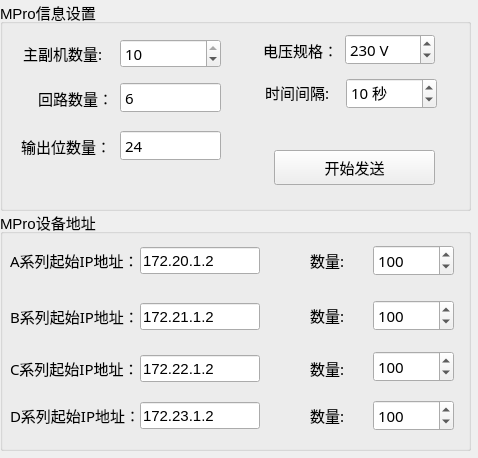
Old version of the form PM_Tool/mpro/mp_bulksend/mp_bulksend.ui in the repository ChinaClever/PM-Tool.
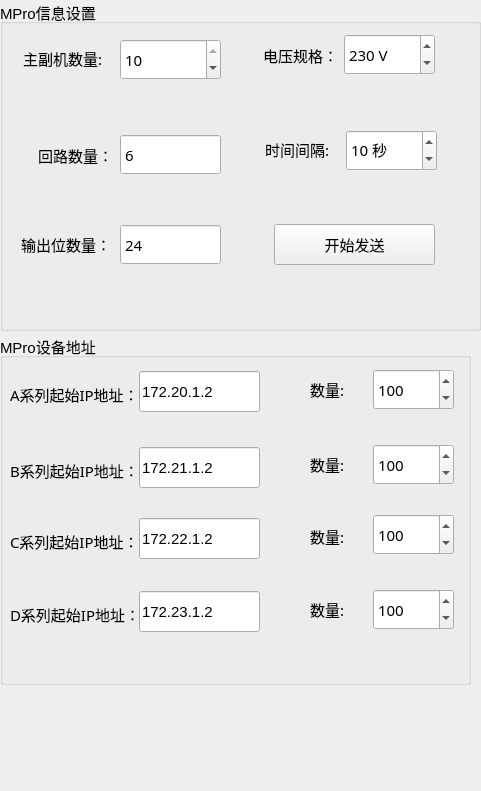
New version of the form.

```diff
--- a/PM_Tool/mpro/mp_bulksend/mp_bulksend.ui
+++ b/PM_Tool/mpro/mp_bulksend/mp_bulksend.ui
@@ -6,8 +6,8 @@
    <rect>
     <x>0</x>
     <y>0</y>
-    <width>478</width>
-    <height>458</height>
+    <width>481</width>
+    <height>791</height>
    </rect>
   </property>
   <property name="windowTitle">
@@ -18,8 +18,8 @@
     <rect>
      <x>0</x>
      <y>0</y>
-     <width>471</width>
-     <height>211</height>
+     <width>481</width>
+     <height>331</height>
     </rect>
    </property>
    <property name="font">
@@ -36,7 +36,7 @@
       <x>120</x>
       <y>39</y>
       <width>101</width>
-      <height>29</height>
+      <height>41</height>
      </rect>
     </property>
     <property name="font">
@@ -65,9 +65,9 @@
     <property name="geometry">
      <rect>
       <x>346</x>
-      <y>78</y>
+      <y>130</y>
       <width>91</width>
-      <height>31</height>
+      <height>41</height>
      </rect>
     </property>
     <property name="font">
@@ -100,8 +100,8 @@
      <rect>
       <x>23</x>
       <y>43</y>
-      <width>79</width>
-      <height>20</height>
+      <width>81</width>
+      <height>31</height>
      </rect>
     </property>
     <property name="font">
@@ -118,9 +118,9 @@
     <property name="geometry">
      <rect>
       <x>265</x>
-      <y>82</y>
-      <width>64</width>
-      <height>20</height>
+      <y>134</y>
+      <width>71</width>
+      <height>31</height>
      </rect>
     </property>
     <property name="font">
@@ -138,8 +138,8 @@
      <rect>
       <x>263</x>
       <y>40</y>
-      <width>74</width>
-      <height>20</height>
+      <width>71</width>
+      <height>31</height>
      </rect>
     </property>
     <property name="font">
@@ -156,9 +156,9 @@
     <property name="geometry">
      <rect>
       <x>274</x>
-      <y>150</y>
+      <y>224</y>
       <width>161</width>
-      <height>35</height>
+      <height>41</height>
      </rect>
     </property>
     <property name="font">
@@ -173,10 +173,10 @@
    <widget class="QSpinBox" name="volCap">
     <property name="geometry">
      <rect>
-      <x>345</x>
+      <x>344</x>
       <y>34</y>
-      <width>90</width>
-      <height>31</height>
+      <width>91</width>
+      <height>41</height>
      </rect>
     </property>
     <property name="font">
@@ -211,9 +211,9 @@
     <property name="geometry">
      <rect>
       <x>38</x>
-      <y>88</y>
-      <width>74</width>
-      <height>20</height>
+      <y>140</y>
+      <width>71</width>
+      <height>31</height>
      </rect>
     </property>
     <property name="font">
@@ -230,9 +230,9 @@
     <property name="geometry">
      <rect>
       <x>120</x>
-      <y>82</y>
+      <y>134</y>
       <width>101</width>
-      <height>31</height>
+      <height>41</height>
      </rect>
     </property>
     <property name="font">
@@ -273,9 +273,9 @@
     <property name="geometry">
      <rect>
       <x>21</x>
-      <y>136</y>
+      <y>229</y>
       <width>91</width>
-      <height>20</height>
+      <height>31</height>
      </rect>
     </property>
     <property name="font">
@@ -292,9 +292,9 @@
     <property name="geometry">
      <rect>
       <x>120</x>
-      <y>130</y>
+      <y>224</y>
       <width>101</width>
-      <height>31</height>
+      <height>41</height>
      </rect>
     </property>
     <property name="font">
@@ -336,9 +336,9 @@
    <property name="geometry">
     <rect>
      <x>0</x>
-     <y>210</y>
+     <y>334</y>
      <width>471</width>
-     <height>241</height>
+     <height>351</height>
     </rect>
    </property>
    <property name="font">
@@ -355,7 +355,7 @@
       <x>10</x>
       <y>40</y>
       <width>131</width>
-      <height>20</height>
+      <height>41</height>
      </rect>
     </property>
     <property name="font">
@@ -371,10 +371,10 @@
    <widget class="QLineEdit" name="AdevIp">
     <property name="geometry">
      <rect>
-      <x>140</x>
+      <x>139</x>
       <y>37</y>
-      <width>120</width>
-      <height>27</height>
+      <width>121</width>
+      <height>41</height>
      </rect>
     </property>
     <property name="font">
@@ -391,8 +391,8 @@
      <rect>
       <x>310</x>
       <y>40</y>
-      <width>51</width>
-      <height>20</height>
+      <width>61</width>
+      <height>31</height>
      </rect>
     </property>
     <property name="font">
@@ -411,7 +411,7 @@
       <x>373</x>
       <y>35</y>
       <width>81</width>
-      <height>31</height>
+      <height>41</height>
      </rect>
     </property>
     <property name="font">
@@ -440,9 +440,9 @@
     <property name="geometry">
      <rect>
       <x>373</x>
-      <y>90</y>
+      <y>110</y>
       <width>81</width>
-      <height>31</height>
+      <height>41</height>
      </rect>
     </property>
     <property name="font">
@@ -471,9 +471,9 @@
     <property name="geometry">
      <rect>
       <x>10</x>
-      <y>96</y>
+      <y>116</y>
       <width>131</width>
-      <height>20</height>
+      <height>41</height>
      </rect>
     </property>
     <property name="font">
@@ -489,10 +489,10 @@
    <widget class="QLineEdit" name="BdevIp">
     <property name="geometry">
      <rect>
-      <x>140</x>
-      <y>93</y>
-      <width>120</width>
-      <height>27</height>
+      <x>139</x>
+      <y>113</y>
+      <width>121</width>
+      <height>41</height>
      </rect>
     </property>
     <property name="font">
@@ -508,9 +508,9 @@
     <property name="geometry">
      <rect>
       <x>310</x>
-      <y>95</y>
-      <width>41</width>
-      <height>20</height>
+      <y>115</y>
+      <width>51</width>
+      <height>31</height>
      </rect>
     </property>
     <property name="font">
@@ -527,9 +527,9 @@
     <property name="geometry">
      <rect>
       <x>373</x>
-      <y>141</y>
+      <y>180</y>
       <width>81</width>
-      <height>31</height>
+      <height>41</height>
      </rect>
     </property>
     <property name="font">
@@ -558,9 +558,9 @@
     <property name="geometry">
      <rect>
       <x>10</x>
-      <y>148</y>
+      <y>187</y>
       <width>131</width>
-      <height>20</height>
+      <height>41</height>
      </rect>
     </property>
     <property name="font">
@@ -576,10 +576,10 @@
    <widget class="QLineEdit" name="CdevIp">
     <property name="geometry">
      <rect>
-      <x>140</x>
-      <y>145</y>
-      <width>120</width>
-      <height>27</height>
+      <x>139</x>
+      <y>184</y>
+      <width>121</width>
+      <height>41</height>
      </rect>
     </property>
     <property name="font">
@@ -595,9 +595,9 @@
     <property name="geometry">
      <rect>
       <x>310</x>
-      <y>148</y>
-      <width>41</width>
-      <height>20</height>
+      <y>187</y>
+      <width>51</width>
+      <height>31</height>
      </rect>
     </property>
     <property name="font">
@@ -614,9 +614,9 @@
     <property name="geometry">
      <rect>
       <x>373</x>
-      <y>190</y>
+      <y>255</y>
       <width>81</width>
-      <height>31</height>
+      <height>41</height>
      </rect>
     </property>
     <property name="font">
@@ -645,9 +645,9 @@
     <property name="geometry">
      <rect>
       <x>10</x>
-      <y>195</y>
+      <y>260</y>
       <width>131</width>
-      <height>20</height>
+      <height>41</height>
      </rect>
     </property>
     <property name="font">
@@ -663,10 +663,10 @@
    <widget class="QLineEdit" name="DdevIp">
     <property name="geometry">
      <rect>
-      <x>140</x>
-      <y>192</y>
-      <width>120</width>
-      <height>27</height>
+      <x>139</x>
+      <y>257</y>
+      <width>121</width>
+      <height>41</height>
      </rect>
     </property>
     <property name="font">
@@ -682,9 +682,9 @@
     <property name="geometry">
      <rect>
       <x>310</x>
-      <y>195</y>
+      <y>260</y>
       <width>41</width>
-      <height>20</height>
+      <height>31</height>
      </rect>
     </property>
     <property name="font">
```
